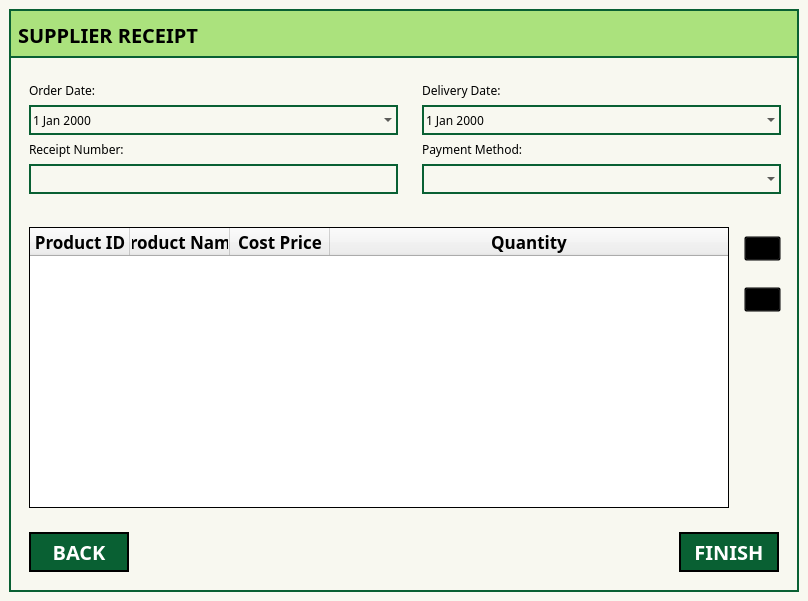
First picture: the form in Screens/MainMenuScreens/Records/Add_Receipt.ui, repository Bideiro/Ranil_project_py, before the edit.
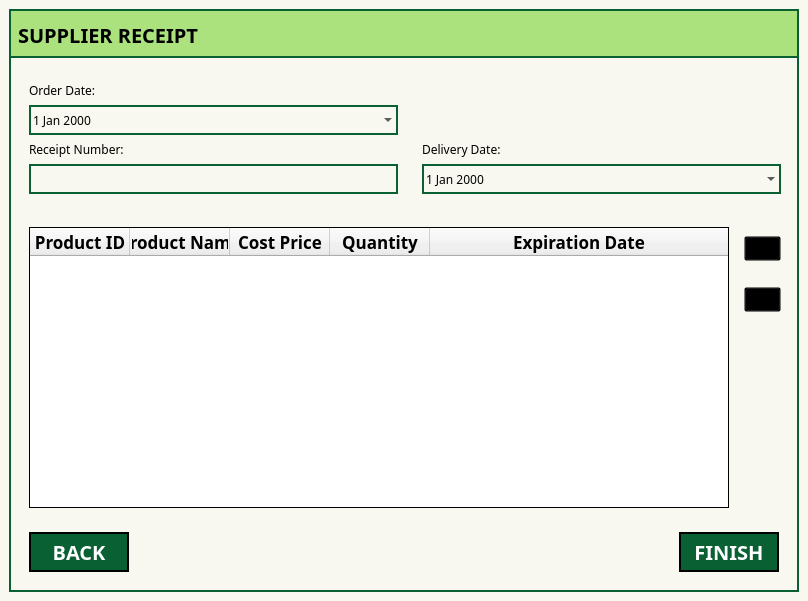
Second picture: the form after the edit. Icons and pictures are not drawn.

```diff
--- a/Screens/MainMenuScreens/Records/Add_Receipt.ui
+++ b/Screens/MainMenuScreens/Records/Add_Receipt.ui
@@ -191,6 +191,19 @@
           <item>
            <widget class="QWidget" name="widget_8" native="true">
             <layout class="QVBoxLayout" name="verticalLayout_2">
+             <item>
+              <spacer name="verticalSpacer_3">
+               <property name="orientation">
+                <enum>Qt::Vertical</enum>
+               </property>
+               <property name="sizeHint" stdset="0">
+                <size>
+                 <width>20</width>
+                 <height>40</height>
+                </size>
+               </property>
+              </spacer>
+             </item>
              <item>
               <widget class="QLabel" name="label_5">
                <property name="font">
@@ -221,33 +234,6 @@
                </property>
               </widget>
              </item>
-             <item>
-              <widget class="QLabel" name="label_4">
-               <property name="font">
-                <font>
-                 <family>DM Sans</family>
-                </font>
-               </property>
-               <property name="text">
-                <string>Payment Method:</string>
-               </property>
-              </widget>
-             </item>
-             <item>
-              <widget class="QComboBox" name="PMethod_Cb">
-               <property name="minimumSize">
-                <size>
-                 <width>0</width>
-                 <height>30</height>
-                </size>
-               </property>
-               <property name="font">
-                <font>
-                 <family>DM Sans</family>
-                </font>
-               </property>
-              </widget>
-             </item>
             </layout>
            </widget>
           </item>
@@ -299,7 +285,6 @@
               <font>
                <family>DM Sans</family>
                <pointsize>13</pointsize>
-               <weight>75</weight>
                <bold>true</bold>
               </font>
              </property>
@@ -312,7 +297,6 @@
               <font>
                <family>DM Sans</family>
                <pointsize>13</pointsize>
-               <weight>75</weight>
                <bold>true</bold>
               </font>
              </property>
@@ -325,7 +309,6 @@
               <font>
                <family>DM Sans</family>
                <pointsize>13</pointsize>
-               <weight>75</weight>
                <bold>true</bold>
               </font>
              </property>
@@ -338,7 +321,18 @@
               <font>
                <family>DM Sans</family>
                <pointsize>13</pointsize>
-               <weight>75</weight>
+               <bold>true</bold>
+              </font>
+             </property>
+            </column>
+            <column>
+             <property name="text">
+              <string>Expiration Date</string>
+             </property>
+             <property name="font">
+              <font>
+               <family>DM Sans</family>
+               <pointsize>13</pointsize>
                <bold>true</bold>
               </font>
              </property>
```
Left out of the diff: 11 changed lines with no effect on the pictures.
